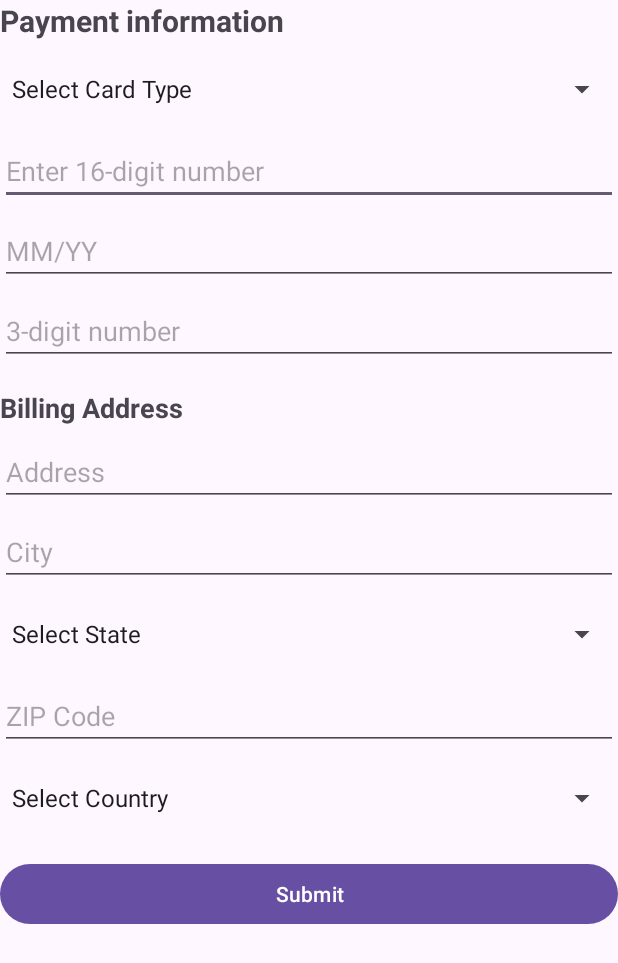
After one commit to s-mohan-prasath/MAD, an Android app: the Exercise3 screen opened directly, with no data from a screen before it, on a phone screen of 412 x 824 dp. The commit adds this screen. Shown: the top 963 px of the screen. Run offline under Robolectric (Android 15) with nearby library versions, the phone set to English and light mode, and no system bars.

Commit message:
completed exercise 3

```diff
--- /dev/null
+++ b/app/src/main/java/com/legendmp/mad/Exercise3.kt
@@ -0,0 +1,116 @@
+package com.legendmp.mad
+
+import android.os.Bundle
+import android.widget.ArrayAdapter
+import android.widget.Button
+import android.widget.EditText
+import android.widget.Spinner
+import androidx.activity.enableEdgeToEdge
+import androidx.appcompat.app.AppCompatActivity
+import androidx.core.view.ViewCompat
+import androidx.core.view.WindowInsetsCompat
+import android.content.Intent
+import android.widget.Toast
+
+class Exercise3 : AppCompatActivity() {
+    private lateinit var spinnerCardType: Spinner
+    private lateinit var etCardNumber: EditText
+    private lateinit var etExpiryDate: EditText
+    private lateinit var etSecurityCode: EditText
+    private lateinit var etAddress: EditText
+    private lateinit var etCity: EditText
+    private lateinit var spinnerState: Spinner
+    private lateinit var etZipCode: EditText
+    private lateinit var spinnerCountry: Spinner
+    private lateinit var btnSubmit: Button
+    override fun onCreate(savedInstanceState: Bundle?) {
+        super.onCreate(savedInstanceState)
+        enableEdgeToEdge()
+        setContentView(R.layout.activity_exercise3)
+        ViewCompat.setOnApplyWindowInsetsListener(findViewById(R.id.main)) { v, insets ->
+            val systemBars = insets.getInsets(WindowInsetsCompat.Type.systemBars())
+            v.setPadding(systemBars.left, systemBars.top, systemBars.right, systemBars.bottom)
+            insets
+        }
+
+        spinnerCardType = findViewById(R.id.spinnerCardType)
+        etCardNumber = findViewById(R.id.etCardNumber)
+        etExpiryDate = findViewById(R.id.etExpiryDate)
+        etSecurityCode = findViewById(R.id.etSecurityCode)
+        etAddress = findViewById(R.id.etAddress)
+        etCity = findViewById(R.id.etCity)
+        spinnerState = findViewById(R.id.spinnerState)
+        etZipCode = findViewById(R.id.etZipCode)
+        spinnerCountry = findViewById(R.id.spinnerCountry)
+        btnSubmit = findViewById(R.id.btnSubmit)
+
+        // Populate Spinners
+        val cardTypes = arrayOf("Select Card Type", "Visa", "MasterCard", "American Express")
+        val states = arrayOf("Select State", "California", "Texas", "New York")
+        val countries = arrayOf("Select Country", "USA", "Canada", "UK")
+
+        spinnerCardType.adapter = ArrayAdapter(this, android.R.layout.simple_spinner_dropdown_item, cardTypes)
+        spinnerState.adapter = ArrayAdapter(this, android.R.layout.simple_spinner_dropdown_item, states)
+        spinnerCountry.adapter = ArrayAdapter(this, android.R.layout.simple_spinner_dropdown_item, countries)
+
+        // Submit button click event
+        btnSubmit.setOnClickListener {
+            if (validateFields()) {
+                val intent = Intent(this, Exercise3_summary::class.java)
+                intent.putExtra("cardType", spinnerCardType.selectedItem.toString())
+                intent.putExtra("cardNumber", etCardNumber.text.toString())
+                intent.putExtra("expiryDate", etExpiryDate.text.toString())
+                intent.putExtra("securityCode", etSecurityCode.text.toString())
+                intent.putExtra("address", etAddress.text.toString())
+                intent.putExtra("city", etCity.text.toString())
+                intent.putExtra("state", spinnerState.selectedItem.toString())
+                intent.putExtra("zipCode", etZipCode.text.toString())
+                intent.putExtra("country", spinnerCountry.selectedItem.toString())
+                startActivity(intent)
+            }
+        }
+    }
+    private fun validateFields(): Boolean {
+        if (spinnerCardType.selectedItemPosition == 0) {
+            showToast("Please select a card type")
+            return false
+        }
+        if (etCardNumber.text.length != 16) {
+            showToast("Enter a valid 16-digit card number")
+            return false
+        }
+        if (!etExpiryDate.text.matches(Regex("^(0[1-9]|1[0-2])/[0-9]{2}$"))) {
+            showToast("Enter expiry in MM/YY format")
+            return false
+        }
+        if (etSecurityCode.text.length != 3) {
+            showToast("Enter a valid 3-digit security code")
+            return false
+        }
+        if (etAddress.text.isEmpty()) {
+            showToast("Enter your address")
+            return false
+        }
+        if (etCity.text.isEmpty()) {
+            showToast("Enter your city")
+            return false
+        }
+        if (spinnerState.selectedItemPosition == 0) {
+            showToast("Select your state")
+            return false
+        }
+        if (etZipCode.text.length < 5) {
+            showToast("Enter a valid ZIP Code")
+            return false
+        }
+        if (spinnerCountry.selectedItemPosition == 0) {
+            showToast("Select your country")
+            return false
+        }
+        return true
+    }
+
+    private fun showToast(message: String) {
+        Toast.makeText(this, message, Toast.LENGTH_SHORT).show()
+    }
+}
--- /dev/null
+++ b/app/src/main/res/layout/activity_exercise3.xml
@@ -0,0 +1,121 @@
+<?xml version="1.0" encoding="utf-8"?>
+<ScrollView xmlns:android="http://schemas.android.com/apk/res/android"
+    xmlns:app="http://schemas.android.com/apk/res-auto"
+    xmlns:tools="http://schemas.android.com/tools"
+    android:id="@+id/main"
+    android:layout_width="match_parent"
+    android:layout_height="match_parent"
+    tools:context=".Exercise3">
+
+    <LinearLayout
+        android:layout_width="match_parent"
+        android:layout_height="wrap_content"
+        android:orientation="vertical">
+
+        <!-- Payment Information Header -->
+        <TextView
+            android:layout_width="wrap_content"
+            android:layout_height="wrap_content"
+            android:text="Payment information"
+            android:textSize="20sp"
+            android:textStyle="bold" />
+
+        <!-- Card Type Spinner -->
+        <Spinner
+            android:id="@+id/spinnerCardType"
+            android:layout_width="match_parent"
+            android:layout_height="wrap_content"
+            android:layout_marginTop="8dp" />
+
+        <!-- Card Number -->
+        <EditText
+            android:id="@+id/etCardNumber"
+            android:layout_width="match_parent"
+            android:layout_height="wrap_content"
+            android:hint="Enter 16-digit number"
+            android:inputType="number"
+            android:maxLength="16"
+            android:layout_marginTop="8dp" />
+
+        <!-- Expiry Date -->
+        <EditText
+            android:id="@+id/etExpiryDate"
+            android:layout_width="match_parent"
+            android:layout_height="wrap_content"
+            android:hint="MM/YY"
+            android:inputType="datetime"
+            android:maxLength="5"
+            android:layout_marginTop="8dp" />
+
+        <!-- Security Code -->
+        <EditText
+            android:id="@+id/etSecurityCode"
+            android:layout_width="match_parent"
+            android:layout_height="wrap_content"
+            android:hint="3-digit number"
+            android:inputType="number"
+            android:maxLength="3"
+            android:layout_marginTop="8dp" />
+
+        <!-- Billing Address Header -->
+        <TextView
+            android:layout_width="wrap_content"
+            android:layout_height="wrap_content"
+            android:text="Billing Address"
+            android:textSize="18sp"
+            android:textStyle="bold"
+            android:layout_marginTop="16dp" />
+
+        <!-- Address -->
+        <EditText
+            android:id="@+id/etAddress"
+            android:layout_width="match_parent"
+            android:layout_height="wrap_content"
+            android:hint="Address"
+            android:inputType="textPostalAddress"
+            android:layout_marginTop="8dp" />
+
+        <!-- City -->
+        <EditText
+            android:id="@+id/etCity"
+            android:layout_width="match_parent"
+            android:layout_height="wrap_content"
+            android:hint="City"
+            android:inputType="text"
+            android:layout_marginTop="8dp" />
+
+        <!-- State Spinner -->
+        <Spinner
+            android:id="@+id/spinnerState"
+            android:layout_width="match_parent"
+            android:layout_height="wrap_content"
+            android:layout_marginTop="8dp" />
+
+        <!-- ZIP Code -->
+        <EditText
+            android:id="@+id/etZipCode"
+            android:layout_width="match_parent"
+            android:layout_height="wrap_content"
+            android:hint="ZIP Code"
+            android:inputType="number"
+            android:maxLength="6"
+            android:layout_marginTop="8dp" />
+
+        <!-- Country Spinner -->
+        <Spinner
+            android:id="@+id/spinnerCountry"
+            android:layout_width="match_parent"
+            android:layout_height="wrap_content"
+            android:layout_marginTop="8dp" />
+
+        <!-- Submit Button -->
+        <Button
+            android:id="@+id/btnSubmit"
+            android:layout_width="match_parent"
+            android:layout_height="wrap_content"
+            android:text="Submit"
+            android:layout_marginTop="16dp" />
+
+    </LinearLayout>
+
+</ScrollView>
```
Also changed, not shown: app/src/main/AndroidManifest.xml (+9 -0 lines), app/src/main/java/com/legendmp/mad/Exercise3_summary.kt (added, +60 -0 lines), app/src/main/java/com/legendmp/mad/MainActivity.kt (+10 -0 lines), app/src/main/java/com/legendmp/mad/UDPActivity.java (added, +98 -0 lines), app/src/main/res/layout/activity_exercise3_summary.xml (added, +111 -0 lines), app/src/main/res/layout/activity_main.xml (+14 -0 lines), app/src/main/res/layout/activity_udpactivity.xml (added, +51 -0 lines).
